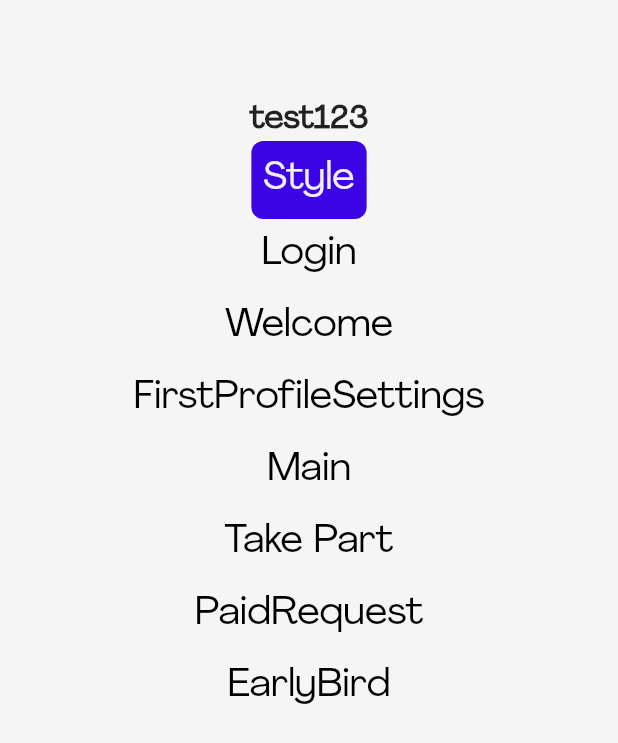
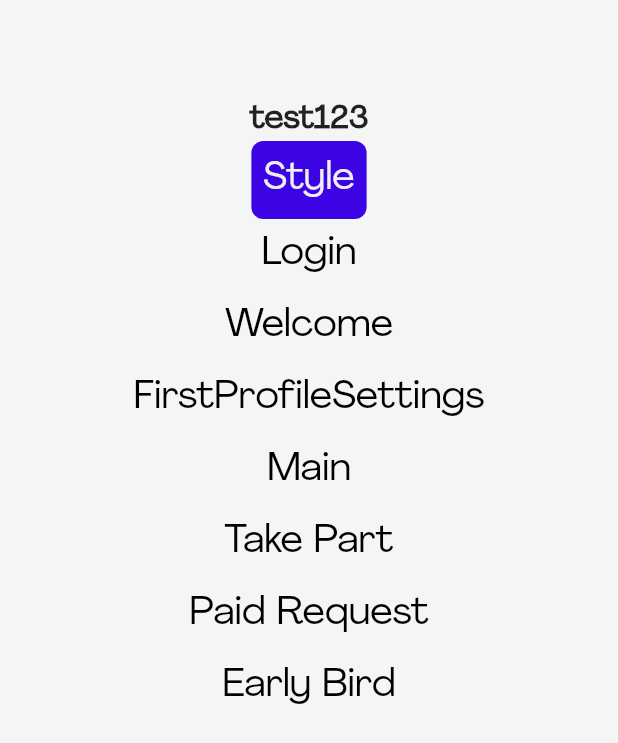
Before and after one commit to Sadid-USN/contenter_club, a Flutter app: the NavigationPage screen opened directly, on a phone screen of 412 x 824 dp. Shown: the top 743 px of the screen. Run offline on Flutter 3.47's test engine with Material 2 defaults, Android fonts, the phone set to English and light mode, and no system bars; our stand-ins replace google_fonts.

```diff
--- a/lib/main.dart
+++ b/lib/main.dart
@@ -150,7 +150,7 @@ class NavigationPage extends StatelessWidget {
                 },
               ),
               TextButton(
-                child: const Text('PaidRequest'),
+                child: const Text('Paid Request'),
                 onPressed: () {
                   Navigator.push(context, MaterialPageRoute(builder: (context) {
                     return const PaidRequestPage();
@@ -158,7 +158,7 @@ class NavigationPage extends StatelessWidget {
                 },
               ),
               TextButton(
-                child: const Text('EarlyBird'),
+                child: const Text('Early Bird'),
                 onPressed: () {
                   Navigator.push(context, MaterialPageRoute(builder: (context) {
                     return const EarlyBirdPage();
```
